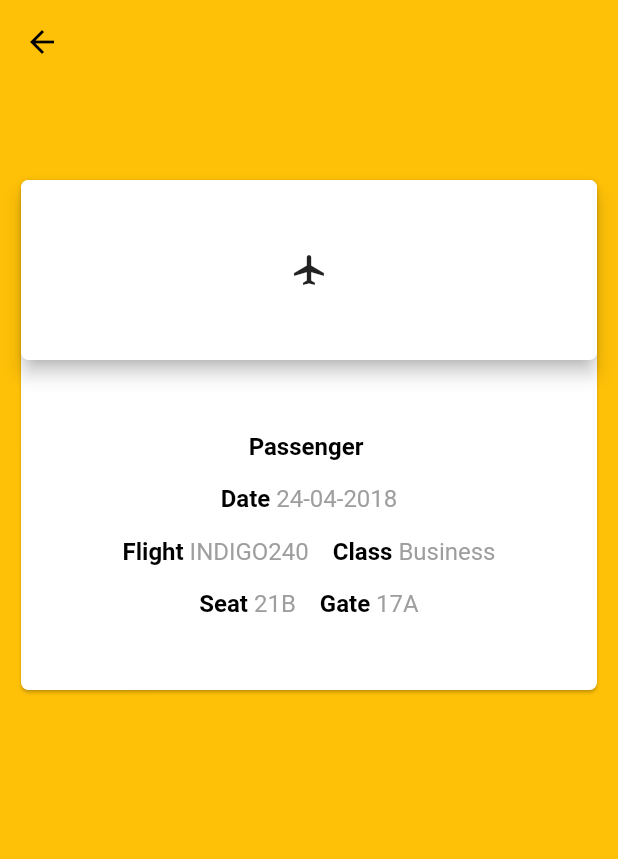
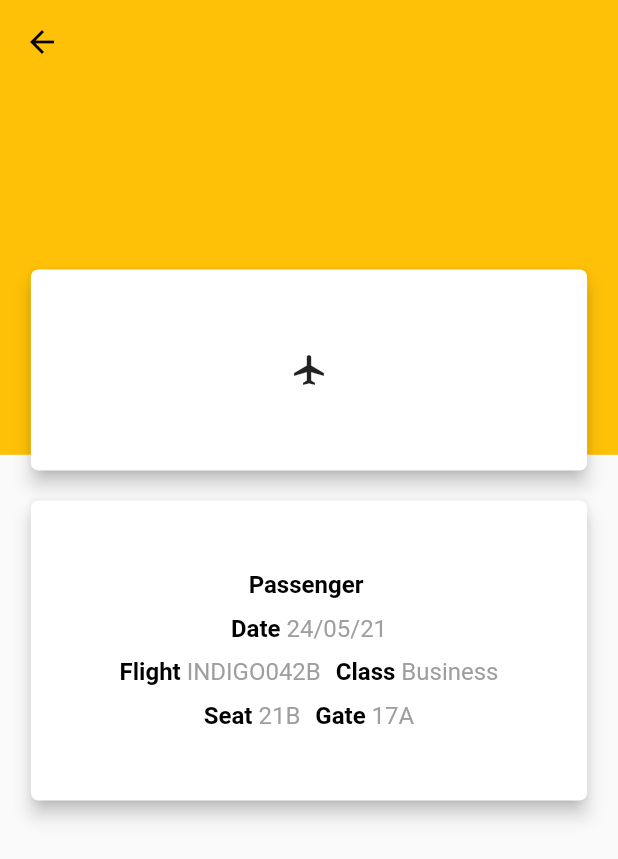
Before and after one commit to PoojaB26/FlightBookingFlutter, a Flutter app: the FlightDetailScreen screen opened directly with empty values, on a phone screen of 412 x 824 dp. Shown: the top 859 px of the screen. Run offline on Flutter 3.47's test engine with Material 2 defaults, Android fonts, the phone set to English and light mode, and no system bars.

Commit message:
updated code

```diff
--- a/lib/flight_card.dart
+++ b/lib/flight_card.dart
@@ -1,55 +1,55 @@
 import 'package:flutter/material.dart';
-import 'flights_details_screen.dart';
-import 'flight_model.dart';
-
+import 'package:flights_app/flight_model.dart';
+import 'package:flights_app/flights_details_screen.dart';
 
 class FlightCard extends StatelessWidget{
-  final String passengerName;
+  final Flight flight;
+  final String fullName;
   final bool isClickable;
-  final Flight flight;
 
-  FlightCard({
-    this.passengerName,
-    this.isClickable,
-    this.flight,
-  });
+  FlightCard({this.flight, this.fullName, this.isClickable});
 
-
-  _cityStyle(String code, String cityName, String time){
-    return Padding(
-      padding: const EdgeInsets.all(8.0),
-      child: new Column(
+  _cityStyle(code, cityName, time){
+    return Expanded(
+      child: Column(
         children: <Widget>[
-          Text(code, style: TextStyle(fontWeight: FontWeight.bold, fontSize: 44.0,),),
-          Text(cityName, style: TextStyle(fontSize: 14.0),),
+          Text(code, style: TextStyle(
+              color: Colors.black,
+              fontSize: 40.0,
+              fontWeight: FontWeight.bold
+          ),),
+          Text(cityName, style: TextStyle(fontSize: 18.0),),
           SizedBox(height: 10.0,),
-          Text(time, style: TextStyle(color: Colors.grey, fontSize: 12.0),)
+          Text(time, style: TextStyle(color: Colors.grey, fontSize: 14.0),)
         ],
       ),
     );
   }
 
-
-
   @override
   Widget build(BuildContext context) {
-    return InkWell(
+    return GestureDetector(
       onTap: (){
         isClickable?
         Navigator.of(context).push(
             MaterialPageRoute(
-                builder: (BuildContext context)
+                builder: (context)
                 => FlightDetailScreen(
-                    passengerName: passengerName,
-                flight: flight)))
-            :null;
+                  passengerName: fullName,
+                  flight: flight,
+                )
+            )
+        ):null;
       },
+
       child: Card(
         elevation: 5.0,
         margin: EdgeInsets.all(0.0),
         shape: RoundedRectangleBorder(borderRadius: BorderRadius.circular(5.0)),
         child: Container(
-          height: 120.0,
+          child: Padding(
+            padding: const EdgeInsets.symmetric(
+                vertical:20.0),
             child: Row(
               mainAxisSize: MainAxisSize.max,
               mainAxisAlignment: MainAxisAlignment.spaceAround,
@@ -61,6 +61,7 @@ class FlightCard extends StatelessWidget{
             ),
           ),
         ),
+      ),
     );
   }
 
--- a/lib/flight_dummy.dart
+++ b/lib/flight_dummy.dart
@@ -1,8 +1,8 @@
-import 'flight_model.dart';
+import 'package:flights_app/flight_model.dart';
 
 class FlightsMockData {
 
-  static var articleCount = 5;
+  static var count = 5;
 
   static var from = ["BBI", "CCU", "HYD", "BOM", "JAI"];
   static var to = ["BLR", "JAI", "BBI", "CCU", "AMD"];
@@ -12,7 +12,8 @@ class FlightsMockData {
   static var arriveTime = ["8:40 AM", "7:25 PM", "4:00 PM", "8:21 AM", "3:25 PM"];
 
   static getFlights(int position) {
-    return Flight(from[position],
+    return Flight(
+        from[position],
         to[position],
         fromCity[position],
         toCity[position],
--- a/lib/flight_list_screen.dart
+++ b/lib/flight_list_screen.dart
@@ -1,38 +1,41 @@
 import 'package:flutter/material.dart';
-import 'flight_card.dart';
-import 'flight_dummy.dart';
-import 'flight_model.dart';
-
+import 'package:flights_app/flights_details_screen.dart';
+import 'package:flights_app/flight_card.dart';
+import 'package:flights_app/flight_model.dart';
+import 'package:flights_app/flight_dummy.dart';
 
 class FlightListScreen extends StatelessWidget{
 
-  Flight flight;
 
-  final String userFullName;
-  FlightListScreen({this.userFullName});
+  final String fullName;
+  FlightListScreen({this.fullName});
 
   @override
   Widget build(BuildContext context) {
+
+    Flight flight;
+
     return Scaffold(
-        appBar: AppBar(title: Text("Welcome $userFullName"),),
-        body: Padding(
-          padding: const EdgeInsets.all(15.0),
-          child: ListView.builder(
-
-              itemCount: 5,
-              itemBuilder: (context, index) {
-                flight = FlightsMockData.getFlights(index);
-                return Padding(
+      appBar: AppBar(
+        title: Text(fullName),
+      ),
+      body: Padding(
+        padding: const EdgeInsets.all(8.0),
+        child: ListView.builder(
+            itemCount: FlightsMockData.count,
+            itemBuilder: (context, index) {
+              flight = FlightsMockData.getFlights(index);
+              return Padding(
                 padding: const EdgeInsets.all(8.0),
                 child: FlightCard(
-                  passengerName: userFullName,
+                  fullName: fullName,
+                  flight: flight,
                   isClickable: true,
-                  flight: flight,
                 ),
               );
-              }),
-        )
+            }
+        ),
+      ),
     );
   }
-
 }
--- a/lib/flights_details_screen.dart
+++ b/lib/flights_details_screen.dart
@@ -1,90 +1,106 @@
 import 'package:flutter/material.dart';
-import 'flight_card.dart';
-import 'flight_model.dart';
-
+import 'package:flights_app/flight_card.dart';
+import 'package:flights_app/flight_model.dart';
 
 class FlightDetailScreen extends StatelessWidget{
+
   final String passengerName;
   final Flight flight;
 
-  FlightDetailScreen({this.passengerName, this.flight});
+  FlightDetailScreen({
+    this.passengerName,
+    this.flight
+  });
 
   @override
   Widget build(BuildContext context) {
 
-    getRichText(String first, String last){
+
+
+    getRichText(title, name){
       return RichText(
         text: TextSpan(
             style: TextStyle(fontSize: 16.0, color: Colors.black),
             children: <TextSpan>[
-              TextSpan(text: '$first ', style: TextStyle(fontWeight: FontWeight.bold)),
-              TextSpan(text: '$last', style: TextStyle(color: Colors.grey))
+              TextSpan(text: title, style: TextStyle(fontWeight: FontWeight.bold)),
+              TextSpan(text: name, style: TextStyle(color: Colors.grey)),
             ]
         ),
       );
     }
-    final _passengerDetailsCard = Column(
 
+
+    final _passengerDetailsCard =  Card(
+      elevation: 5.0,
+      margin: EdgeInsets.all(0.0),
+      shape: RoundedRectangleBorder(borderRadius: BorderRadius.circular(5.0)),
+      child: Container(
+        height: 200.0,
+        child: Column(
+          mainAxisAlignment: MainAxisAlignment.center,
           children: <Widget>[
-        SizedBox(height: 48.0,),
-        getRichText("Passenger", passengerName),
-        SizedBox(height: 16.0,),
-        getRichText("Date", "24-04-2018"),
-        SizedBox(height: 16.0,),
+            getRichText("Passenger ", passengerName),
+            SizedBox(height: 10.0,),
+            getRichText("Date ", "24/05/21"),
+            SizedBox(height: 10.0,),
             Row(
               mainAxisAlignment: MainAxisAlignment.center,
               children: <Widget>[
-            getRichText("Flight", "INDIGO240"),
-            SizedBox(width: 16.0,),
-            getRichText("Class", "Business"),
+                getRichText("Flight ", "INDIGO042B"),
+                SizedBox(width: 10.0,),
+                getRichText("Class ", "Business")
               ],
             ),
-        SizedBox(height: 16.0,),
+            SizedBox(height: 10.0,),
             Row(
               mainAxisAlignment: MainAxisAlignment.center,
               children: <Widget>[
-            getRichText("Seat", "21B"),
-            SizedBox(width: 16.0,),
-            getRichText("Gate", "17A")
+                getRichText("Seat ", "21B"),
+                SizedBox(width: 10.0,),
+                getRichText("Gate ", "17A")
               ],
             ),
-        SizedBox(height: 48.0,),
-
           ],
+        ),
+      ),
     );
 
+
     return Scaffold(
-      backgroundColor: Colors.amber,
         appBar: AppBar(
           elevation: 0.0,
         ),
-      body: Stack(
+        body: Container(
+          width: MediaQuery.of(context).size.width,
+          height: MediaQuery.of(context).size.height,
+          //color: Colors.black,
+          child: Stack(
+            alignment: Alignment.topCenter,
             children: <Widget>[
+              Container(
+                width: MediaQuery.of(context).size.width,
+                height: MediaQuery.of(context).size.height*0.30,
+                color: Colors.amber,
+              ),
               Positioned(
-            top: 60.0,
-            left: 10.0,
-            right: 10.0,
+                top: MediaQuery.of(context).size.width*0.30,
                 child: Container(
-              child: Card(
-                shape: RoundedRectangleBorder(borderRadius: BorderRadius.circular(5.0)),
-                color: Colors.white,
+                  width: MediaQuery.of(context).size.width*0.90,
                   child: Column(
-                  mainAxisSize: MainAxisSize.max,
-                  crossAxisAlignment: CrossAxisAlignment.stretch,
                     children: <Widget>[
                       FlightCard(
+                        flight: flight,
                         isClickable: false,
-                      flight: flight,
                       ),
+                      SizedBox(height: 20.0,),
                       _passengerDetailsCard,
                     ],
                   ),
                 ),
               ),
-          )
             ],
           ),
+        )
     );
   }
-
 }
--- a/lib/home_screen.dart
+++ b/lib/home_screen.dart
@@ -1,5 +1,5 @@
 import 'package:flutter/material.dart';
-import 'flight_list_screen.dart';
+import 'package:flights_app/flight_list_screen.dart';
 
 
 class HomeScreen extends StatefulWidget{
@@ -77,7 +77,7 @@ class HomeScreenState extends State<HomeScreen> {
                   shape: new RoundedRectangleBorder(borderRadius: new BorderRadius.circular(30.0),
                   ),
                   onPressed: (){
-                    Navigator.of(context).push(MaterialPageRoute(builder: (BuildContext context) => FlightListScreen(userFullName : nameController.text)));
+                    Navigator.of(context).push(MaterialPageRoute(builder: (BuildContext context) => FlightListScreen(fullName : nameController.text)));
                     print(nameController.text);
                   },
 
```
Lines whose indentation alone changed are shown as unchanged.
